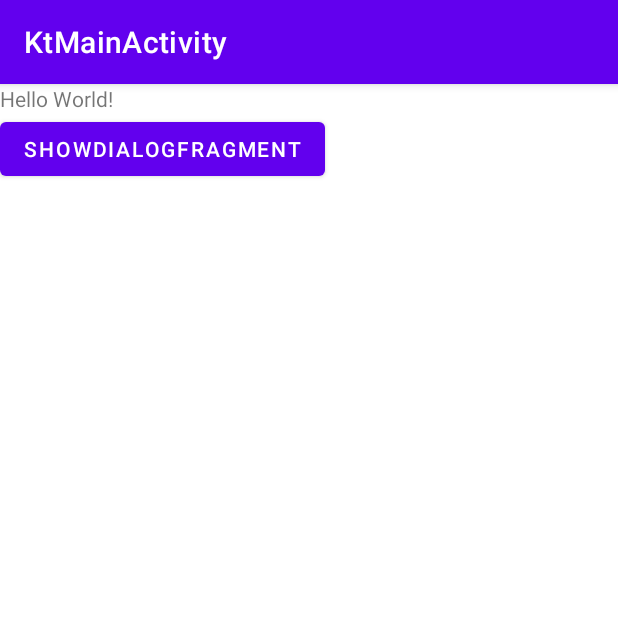
After one commit to keiydev/my_test_impl, an Android app: the MainActivityKt screen opened directly, with no data from a screen before it, on a phone screen of 412 x 824 dp, the top half of it. The commit adds this screen. Run offline under Robolectric (Android 15) with nearby library versions, the phone set to English and light mode, and no system bars.

Commit message:
Add kotlin implement
and fix dialog fragment layout

```diff
--- a/MyTestImpl/app/build.gradle
+++ b/MyTestImpl/app/build.gradle
@@ -1,5 +1,6 @@
 plugins {
     id 'com.android.application'
+    id 'org.jetbrains.kotlin.android'
 }
 
 android {
@@ -25,6 +26,9 @@ android {
         sourceCompatibility JavaVersion.VERSION_1_8
         targetCompatibility JavaVersion.VERSION_1_8
     }
+    viewBinding {
+        enabled = true
+    }
 }
 
 dependencies {
--- a/MyTestImpl/app/src/main/java/com/example/mytestimpl/MainActivity.java
+++ b/MyTestImpl/app/src/main/java/com/example/mytestimpl/MainActivity.java
@@ -2,6 +2,7 @@ package com.example.mytestimpl;
 
 import androidx.appcompat.app.AppCompatActivity;
 
+import android.app.Activity;
 import android.content.Context;
 import android.content.SharedPreferences;
 import android.os.Bundle;
@@ -20,8 +21,8 @@ public class MainActivity extends AppCompatActivity {
 
     private void showDialogFragment() {
         SharedPreferences prefs = getSharedPreferences(getPackageName(), Context.MODE_PRIVATE);
-        boolean notice_dialog_confirmed = prefs.getBoolean("notice_dialog_confirmed", false);
-        if (!notice_dialog_confirmed) {
+        boolean noticeDialogConfirmed = prefs.getBoolean("notice_dialog_confirmed", false);
+        if (!noticeDialogConfirmed) {
             MyDialogFragment myDialogFragment = new MyDialogFragment();
             myDialogFragment.show(getFragmentManager(), "dialog");
         } else {
--- a/MyTestImpl/app/src/main/java/com/example/mytestimpl/MyDialogFragment.java
+++ b/MyTestImpl/app/src/main/java/com/example/mytestimpl/MyDialogFragment.java
@@ -24,7 +24,7 @@ public class MyDialogFragment extends DialogFragment {
       final View customView = inflater.inflate(R.layout.dialog_fragment_layout, null);
       customView.findViewById(R.id.button_ok).setOnClickListener(l -> {
          Log.d(TAG, "button_ok onClick called, isChecked = " + mCheckBox.isChecked());
-         dialogConfirmed(getContext(), mCheckBox.isChecked());
+         dialogConfirmed(mCheckBox.isChecked());
          dismiss();
       });
       mCheckBox = customView.findViewById(R.id.checkbox);
@@ -35,7 +35,8 @@ public class MyDialogFragment extends DialogFragment {
       return dialog;
    }
 
-   public void dialogConfirmed(Context context, boolean isChecked) {
+   public void dialogConfirmed(boolean isChecked) {
+      Context context = getContext();
       if (isChecked) {
          SharedPreferences prefs = context.getSharedPreferences(context.getPackageName(), Context.MODE_PRIVATE);
          SharedPreferences.Editor editor = prefs.edit();
--- /dev/null
+++ b/MyTestImpl/app/src/main/java/com/example/mytestimpl/kt/MainActivityKt.kt
@@ -0,0 +1,50 @@
+package com.example.mytestimpl.kt
+
+import android.app.Activity
+import android.os.Bundle
+import android.util.Log
+import android.widget.TextView
+import android.widget.Toast
+import androidx.appcompat.app.AppCompatActivity
+import com.example.mytestimpl.MyDialogFragment
+import com.example.mytestimpl.databinding.ActivityMainKtBinding
+
+class MainActivityKt : AppCompatActivity() {
+    companion object {
+        private const val TAG = "MainActivityKt"
+    }
+
+    private lateinit var binding: ActivityMainKtBinding
+
+    override fun onCreate(savedInstanceState: Bundle?) {
+        super.onCreate(savedInstanceState)
+        //setContentView(R.layout.activity_main_kt)
+        binding = ActivityMainKtBinding.inflate(layoutInflater)
+        val view = binding.root
+        setContentView(view)
+        binding.button1.setOnClickListener {
+            val v = it as TextView
+            Log.d(TAG, "${v.text}'s button onClick called")
+            showDialogFragment()
+        }
+
+    }
+
+    private fun showDialogFragment() {
+        val prefs = getSharedPreferences(packageName, MODE_PRIVATE)
+        val noticeDialogConfirmed = prefs.getBoolean("notice_dialog_confirmed", false)
+        if (!noticeDialogConfirmed) {
+            val myDialogFragment = MyDialogFragment()
+            myDialogFragment.show(fragmentManager, "dialog")
+        } else {
+            Toast.makeText(
+                this,
+                "you selected 'don't show again' before in last showed dialog, dialog doesn't showing. Then, flag is cleared now.",
+                Toast.LENGTH_SHORT
+            ).show()
+            val editor = prefs.edit()
+            editor.putBoolean("notice_dialog_confirmed", false)
+            editor.commit()
+        }
+    }
+}
--- /dev/null
+++ b/MyTestImpl/app/src/main/res/layout/activity_main_kt.xml
@@ -0,0 +1,28 @@
+<?xml version="1.0" encoding="utf-8"?>
+<ScrollView xmlns:android="http://schemas.android.com/apk/res/android"
+    xmlns:app="http://schemas.android.com/apk/res-auto"
+    xmlns:tools="http://schemas.android.com/tools"
+    android:layout_width="match_parent"
+    android:layout_height="match_parent"
+    tools:context=".MainActivity">
+
+    <LinearLayout
+        android:layout_width="match_parent"
+        android:layout_height="match_parent"
+        android:orientation="vertical">
+
+        <TextView
+            android:id="@+id/text1"
+            android:layout_width="wrap_content"
+            android:layout_height="wrap_content"
+            android:text="Hello World!" />
+
+        <Button
+            android:id="@+id/button1"
+            android:layout_width="wrap_content"
+            android:layout_height="wrap_content"
+            android:text="showDialogFragment" />
+
+
+    </LinearLayout>
+</ScrollView>
--- a/MyTestImpl/app/src/main/res/layout/dialog_fragment_layout.xml
+++ b/MyTestImpl/app/src/main/res/layout/dialog_fragment_layout.xml
@@ -111,6 +111,8 @@
         android:text="@android:string/ok"
         style="?android:attr/textAppearanceMedium"
         android:padding="0dp"
+        android:background="#ffeeeeee"
+        android:foreground="?android:selectableItemBackground"
         android:layout_margin="0dp" />
 
 </LinearLayout>
--- a/MyTestImpl/build.gradle
+++ b/MyTestImpl/build.gradle
@@ -2,6 +2,7 @@
 plugins {
     id 'com.android.application' version '7.2.0' apply false
     id 'com.android.library' version '7.2.0' apply false
+    id 'org.jetbrains.kotlin.android' version '1.6.21' apply false
 }
 
 task clean(type: Delete) {
```
Also changed, not shown: MyTestImpl/app/src/main/AndroidManifest.xml (+9 -1 lines), MyTestImpl/app/src/main/java/com/example/mytestimpl/kt/MyDialogFragmentKt.kt (added, +60 -0 lines).
